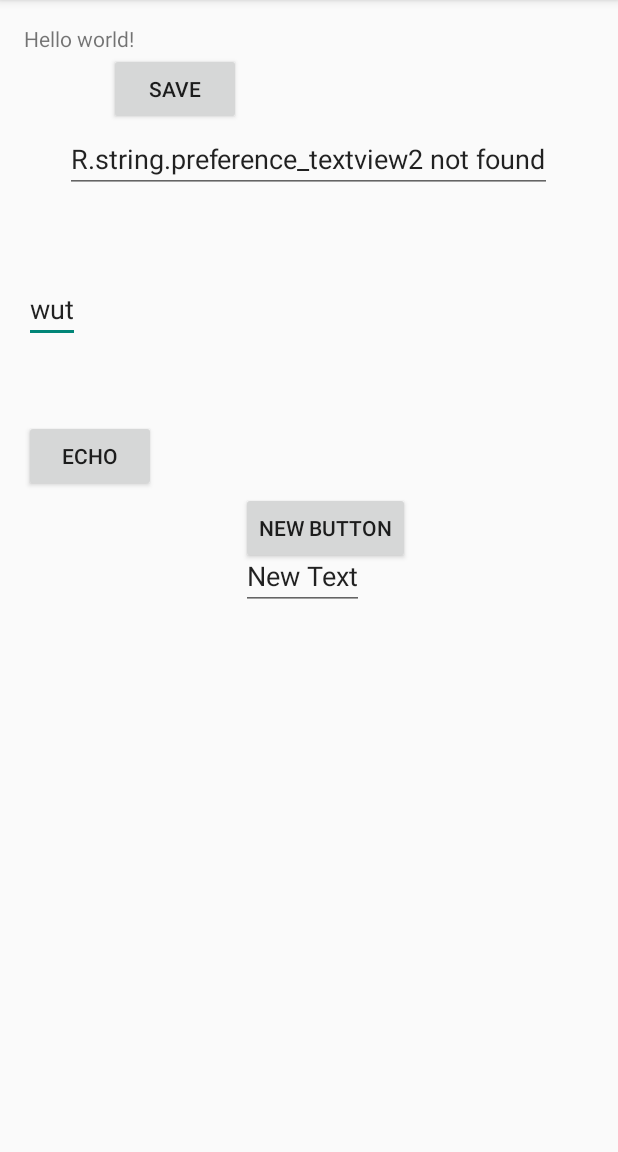
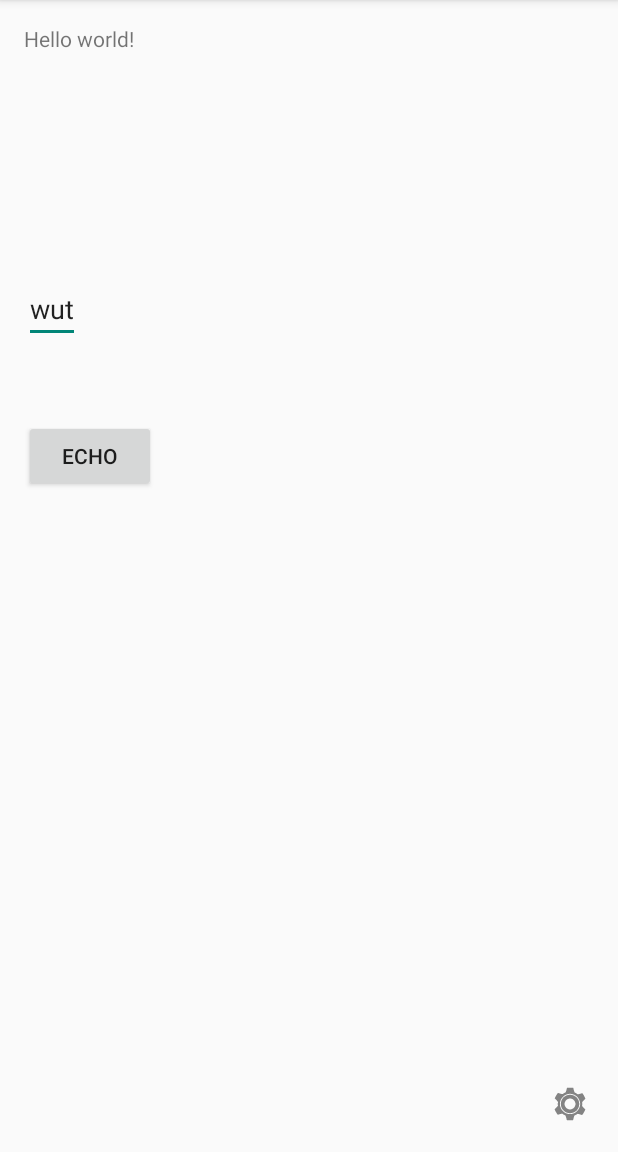
Before and after one commit to diegotheairwolf/Android, an Android app: the screen it shows after launch (MainActivity), on a phone screen of 412 x 824 dp, the part 84-1236 px from its top. Run offline under Robolectric (Android 15) with nearby library versions, the light colour scheme and no system bars.

Commit message:
Settings button on my shit

```diff
--- a/Picasso/MyApplication/app/src/main/java/com/myexample/app/MainActivity.java
+++ b/Picasso/MyApplication/app/src/main/java/com/myexample/app/MainActivity.java
@@ -62,13 +62,13 @@ public class MainActivity extends ActionBarActivity {
     }
 
     public void saveTextView2(View view) {
-        EditText editText = (EditText) findViewById(R.id.textView2);
+/*        EditText editText = (EditText) findViewById(R.id.textView2);
         String str = editText.getText().toString();
 
         SharedPreferences sharedPref = this.getPreferences(Context.MODE_PRIVATE);
         SharedPreferences.Editor editor = sharedPref.edit();
         editor.putString(getString(R.string.preference_textview2), str);
-        editor.commit();
+        editor.commit();*/
     }
 
     public void button3Save(View view) {
@@ -97,14 +97,14 @@ public class MainActivity extends ActionBarActivity {
             SharedPreferences sharedPref = getActivity().getPreferences(Context.MODE_PRIVATE);
             String str = sharedPref.getString(getString(R.string.preference_textview2), "R.string.preference_textview2 not found");
 
-            EditText editText = (EditText) rootView.findViewById(R.id.textView2);
-            editText.setText(str);
+//            EditText editText = (EditText) rootView.findViewById(R.id.textView2);
+//            editText.setText(str);
 
             /*
             example of saving file system-esque
             Internal storage
             */
-            String filename = "myfile";
+            /*String filename = "myfile";
             String string = "Hello world!";
             FileOutputStream outputStream;
 
@@ -114,7 +114,7 @@ public class MainActivity extends ActionBarActivity {
                 outputStream.close();
             } catch (Exception e) {
                 e.printStackTrace();
-            }
+            }*/
 
 
             return rootView;
--- a/Picasso/MyApplication/app/src/main/res/layout/fragment_main.xml
+++ b/Picasso/MyApplication/app/src/main/res/layout/fragment_main.xml
@@ -35,43 +35,15 @@
         android:layout_marginTop="51dp"
         android:onClick="echoEditText" />
 
-    <EditText
+    <ImageButton
         android:layout_width="wrap_content"
         android:layout_height="wrap_content"
-        android:text="save"
-        android:id="@+id/textView2"
-        android:layout_below="@+id/button2"
-        android:layout_centerHorizontal="true" />
-
-    <Button
-        android:layout_width="wrap_content"
-        android:layout_height="wrap_content"
-        android:text="save"
-        android:id="@+id/button2"
-        android:onClick="saveTextView2"
-        android:layout_below="@+id/textView"
-        android:layout_alignLeft="@+id/textView2"
-        android:layout_alignStart="@+id/textView2"
-        android:layout_marginLeft="29dp" />
-
-    <EditText
-        android:layout_width="wrap_content"
-        android:layout_height="wrap_content"
-        android:text="New Text"
-        android:id="@+id/textView3"
-        android:layout_centerVertical="true"
-        android:layout_toRightOf="@+id/button2" />
-
-    <Button
-        style="?android:attr/buttonStyleSmall"
-        android:layout_width="wrap_content"
-        android:layout_height="wrap_content"
-        android:text="New Button"
-        android:id="@+id/button3"
-        android:layout_below="@+id/button"
-        android:layout_alignLeft="@+id/textView3"
-        android:layout_alignStart="@+id/textView3"
-        android:onClick="button3Save"/>
+        android:id="@+id/settingsButton"
+        android:background="@drawable/ic_action_settings"
+        android:adjustViewBounds="true"
+        android:layout_alignParentBottom="true"
+        android:layout_alignParentRight="true"
+        android:layout_alignParentEnd="true" />
 
 
 </RelativeLayout>
```
Also changed, not shown: Picasso/MyApplication/app/src/main/res/drawable-hdpi/ic_action_settings.png (added), Picasso/MyApplication/app/src/main/res/drawable-mdpi/ic_action_settings.png (added), Picasso/MyApplication/app/src/main/res/drawable-xhdpi/ic_action_settings.png (added), Picasso/MyApplication/app/src/main/res/drawable-xxhdpi/ic_action_settings.png (added), 2 other files.
